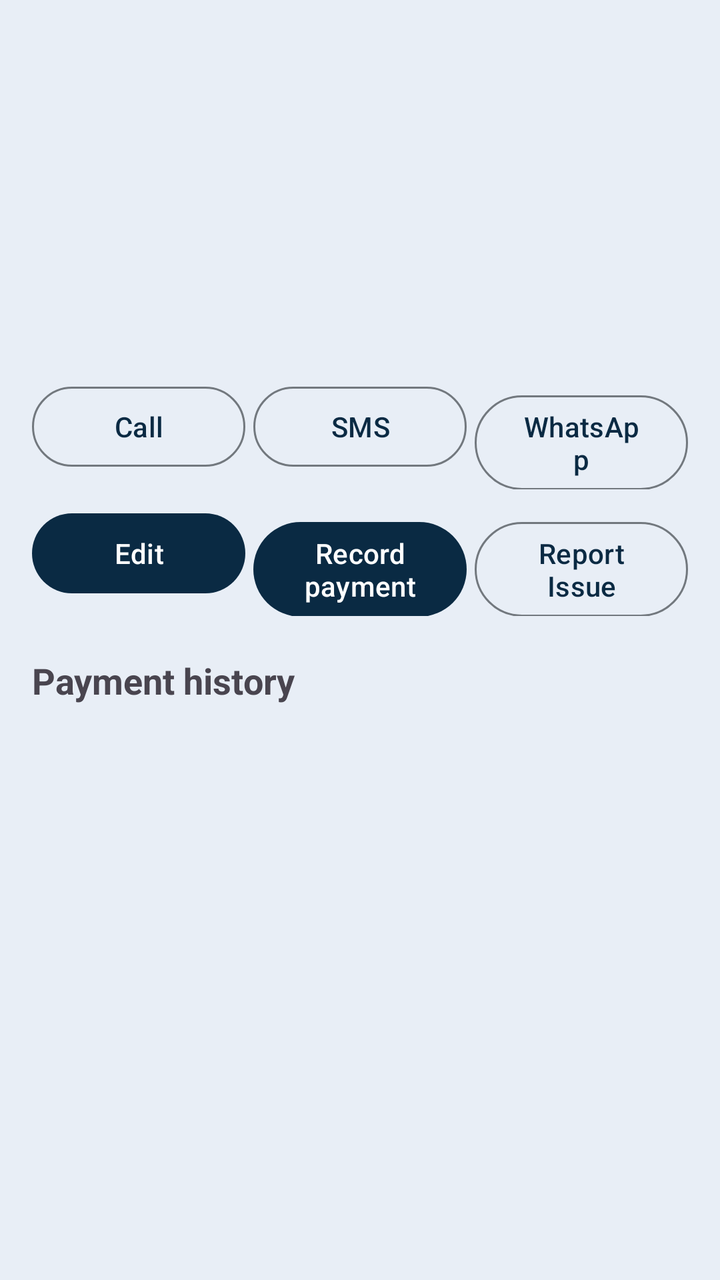
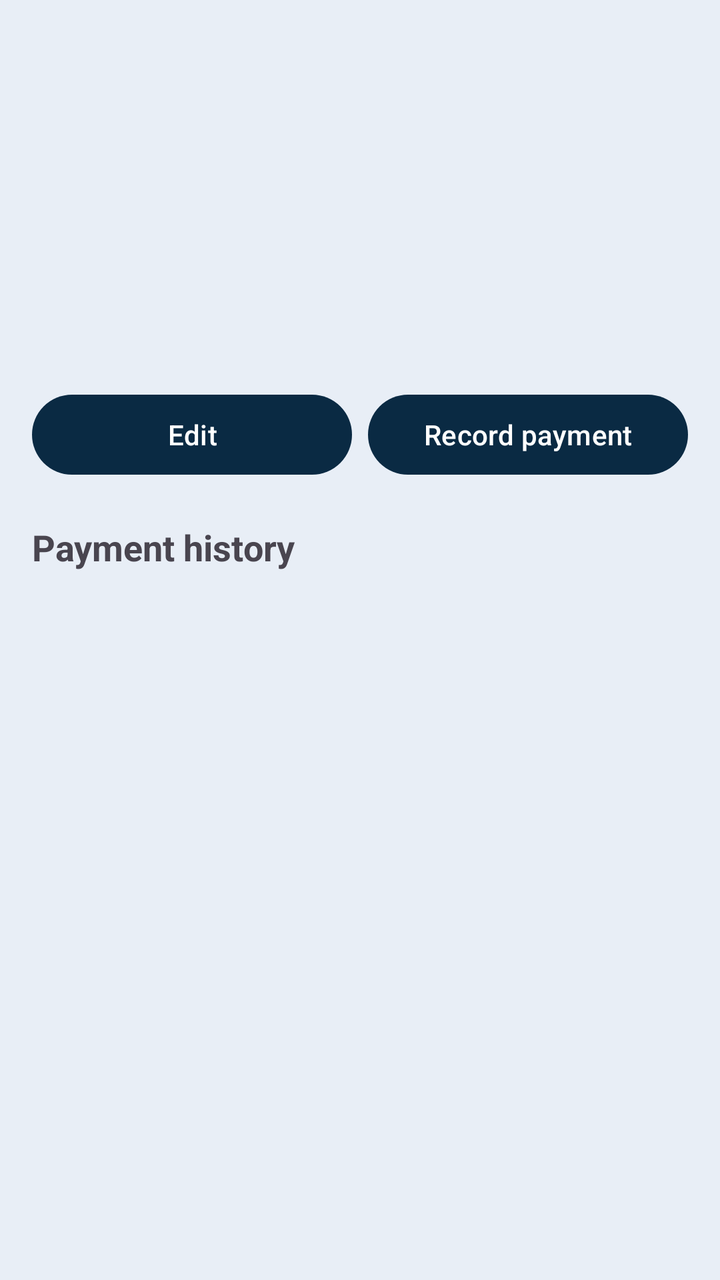

The first picture is an Android layout as it rendered before a commit; the second is the same layout after the commit. The layout source and the unified diff follow.
<!-- AndroidManifest.xml: application theme Theme.RealEstateAndPropertyManagementSystem -->
<!-- res/layout/fragment_tenant_details.xml -->
<?xml version="1.0" encoding="utf-8"?>
<LinearLayout xmlns:android="http://schemas.android.com/apk/res/android"
    android:layout_width="match_parent"
    android:layout_height="match_parent"
    android:fitsSystemWindows="true"
    android:orientation="vertical"
    android:padding="16dp">

    <TextView
        android:id="@+id/tvName"
        android:layout_width="wrap_content"
        android:layout_height="wrap_content"
        android:textSize="24sp"
        android:textStyle="bold" />

    <TextView android:id="@+id/tvUnit"
        android:layout_width="wrap_content" android:layout_height="wrap_content" />
    <TextView android:id="@+id/tvRent"
        android:layout_width="wrap_content" android:layout_height="wrap_content" />
    <TextView android:id="@+id/tvDueDay"
        android:layout_width="wrap_content" android:layout_height="wrap_content" />
    <TextView android:id="@+id/tvPhone"
        android:layout_width="wrap_content" android:layout_height="wrap_content" />
    <TextView android:id="@+id/tvEmail"
        android:layout_width="wrap_content" android:layout_height="wrap_content" />
    <TextView android:id="@+id/tvLease"
        android:layout_width="wrap_content" android:layout_height="wrap_content" />
    <TextView
        android:id="@+id/tvLeaseStatus"
        android:layout_width="wrap_content"
        android:layout_height="wrap_content"
        android:textStyle="bold" />

    <LinearLayout
        android:layout_width="match_parent"
        android:layout_height="wrap_content"
        android:layout_marginTop="8dp"
        android:orientation="horizontal">

        <Button
            android:id="@+id/btnCall"
            style="@style/Widget.Material3.Button.OutlinedButton"
            android:layout_width="0dp"
            android:layout_height="wrap_content"
            android:layout_weight="1"
            android:text="@string/action_call" />

        <Button
            android:id="@+id/btnSms"
            style="@style/Widget.Material3.Button.OutlinedButton"
            android:layout_width="0dp"
            android:layout_height="wrap_content"
            android:layout_marginStart="4dp"
            android:layout_weight="1"
            android:text="@string/action_sms" />

        <Button
            android:id="@+id/btnWhatsApp"
            style="@style/Widget.Material3.Button.OutlinedButton"
            android:layout_width="0dp"
            android:layout_height="wrap_content"
            android:layout_marginStart="4dp"
            android:layout_weight="1"
            android:text="@string/action_whatsapp" />
    </LinearLayout>

    <LinearLayout
        android:layout_width="match_parent"
        android:layout_height="wrap_content"
        android:layout_marginTop="8dp"
        android:orientation="horizontal">

        <Button
            android:id="@+id/btnEdit"
            android:layout_width="0dp"
            android:layout_height="wrap_content"
            android:layout_weight="1"
            android:text="@string/edit" />

        <Button
            android:id="@+id/btnRecordPayment"
            android:layout_width="0dp"
            android:layout_height="wrap_content"
            android:layout_marginStart="4dp"
            android:layout_weight="1"
            android:text="@string/record_payment" />

        <Button
            android:id="@+id/btnReportIssue"
            style="@style/Widget.Material3.Button.OutlinedButton"
            android:layout_width="0dp"
            android:layout_height="wrap_content"
            android:layout_marginStart="4dp"
            android:layout_weight="1"
            android:text="@string/add_maintenance" />
    </LinearLayout>

    <TextView
        android:layout_width="wrap_content"
        android:layout_height="wrap_content"
        android:layout_marginTop="20dp"
        android:text="@string/payment_history"
        android:textSize="18sp"
        android:textStyle="bold" />

    <FrameLayout
        android:layout_width="match_parent"
        android:layout_height="0dp"
        android:layout_weight="1">

        <androidx.recyclerview.widget.RecyclerView
            android:id="@+id/rvPayments"
            android:layout_width="match_parent"
            android:layout_height="match_parent" />

        <TextView
            android:id="@+id/tvNoPayments"
            android:layout_width="wrap_content"
            android:layout_height="wrap_content"
            android:layout_gravity="center"
            android:text="@string/no_payments"
            android:visibility="gone" />
    </FrameLayout>
</LinearLayout>
<!-- resources referenced by this layout -->
<resources>
  <string name="action_call">Call</string>
  <string name="action_sms">SMS</string>
  <string name="action_whatsapp">WhatsApp</string>
  <string name="add_maintenance">Report Issue</string>
  <string name="edit">Edit</string>
  <string name="no_payments">No payments recorded yet.</string>
  <string name="payment_history">Payment history</string>
  <string name="record_payment">Record payment</string>
  <style name="Theme.RealEstateAndPropertyManagementSystem" parent="Base.Theme.RealEstateAndPropertyManagementSystem" />
  <style name="Base.Theme.RealEstateAndPropertyManagementSystem" parent="Theme.Material3.DayNight.NoActionBar">
          <item name="colorPrimary">@color/brand_primary</item>
          <item name="colorOnPrimary">@color/brand_on_primary</item>
          <item name="colorPrimaryContainer">@color/brand_primary_container</item>
          <item name="colorOnPrimaryContainer">@color/brand_on_primary_container</item>
          <item name="colorSecondary">@color/brand_secondary</item>
          <item name="colorOnSecondary">@color/brand_on_secondary</item>
          <item name="colorSecondaryContainer">@color/brand_secondary_container</item>
          <item name="colorOnSecondaryContainer">@color/brand_on_secondary_container</item>
          <item name="colorSurface">@color/brand_surface</item>
          <item name="colorOnSurface">@color/brand_on_surface</item>
          <item name="colorSurfaceVariant">@color/brand_surface_variant</item>
          <item name="colorOutline">@color/brand_outline</item>
          <item name="colorOnBackground">@color/brand_on_surface</item>
          <item name="android:colorBackground">@color/brand_background</item>
      </style>
  <color name="brand_primary">#0A2A43</color>
  <color name="brand_on_primary">#FFFFFF</color>
  <color name="brand_primary_container">#BFD8E7</color>
  <color name="brand_on_primary_container">#06223A</color>
  <color name="brand_secondary">#1BC6B4</color>
  <color name="brand_on_secondary">#00201C</color>
  <color name="brand_secondary_container">#BDF2EC</color>
  <color name="brand_on_secondary_container">#00201C</color>
  <color name="brand_surface">#FFFFFF</color>
  <color name="brand_on_surface">#1A1C1E</color>
  <color name="brand_surface_variant">#DDE3EA</color>
  <color name="brand_outline">#72787E</color>
  <color name="brand_background">#E8EEF6</color>
</resources>

<!-- the commit's change to res/layout/fragment_tenant_details.xml (unified diff, before → after) -->
@@ -34,40 +34,7 @@
     <LinearLayout
         android:layout_width="match_parent"
         android:layout_height="wrap_content"
-        android:layout_marginTop="8dp"
-        android:orientation="horizontal">
-
-        <Button
-            android:id="@+id/btnCall"
-            style="@style/Widget.Material3.Button.OutlinedButton"
-            android:layout_width="0dp"
-            android:layout_height="wrap_content"
-            android:layout_weight="1"
-            android:text="@string/action_call" />
-
-        <Button
-            android:id="@+id/btnSms"
-            style="@style/Widget.Material3.Button.OutlinedButton"
-            android:layout_width="0dp"
-            android:layout_height="wrap_content"
-            android:layout_marginStart="4dp"
-            android:layout_weight="1"
-            android:text="@string/action_sms" />
-
-        <Button
-            android:id="@+id/btnWhatsApp"
-            style="@style/Widget.Material3.Button.OutlinedButton"
-            android:layout_width="0dp"
-            android:layout_height="wrap_content"
-            android:layout_marginStart="4dp"
-            android:layout_weight="1"
-            android:text="@string/action_whatsapp" />
-    </LinearLayout>
-
-    <LinearLayout
-        android:layout_width="match_parent"
-        android:layout_height="wrap_content"
-        android:layout_marginTop="8dp"
+        android:layout_marginTop="12dp"
         android:orientation="horizontal">
 
         <Button
@@ -81,18 +48,9 @@
             android:id="@+id/btnRecordPayment"
             android:layout_width="0dp"
             android:layout_height="wrap_content"
-            android:layout_marginStart="4dp"
+            android:layout_marginStart="8dp"
             android:layout_weight="1"
             android:text="@string/record_payment" />
-
-        <Button
-            android:id="@+id/btnReportIssue"
-            style="@style/Widget.Material3.Button.OutlinedButton"
-            android:layout_width="0dp"
-            android:layout_height="wrap_content"
-            android:layout_marginStart="4dp"
-            android:layout_weight="1"
-            android:text="@string/add_maintenance" />
     </LinearLayout>
 
     <TextView
<!-- resource entries referenced after the edit -->
@@ -1,9 +1,5 @@
 <!-- resources referenced by this layout -->
 <resources>
-  <string name="action_call">Call</string>
-  <string name="action_sms">SMS</string>
-  <string name="action_whatsapp">WhatsApp</string>
-  <string name="add_maintenance">Report Issue</string>
   <string name="edit">Edit</string>
   <string name="no_payments">No payments recorded yet.</string>
   <string name="payment_history">Payment history</string>
